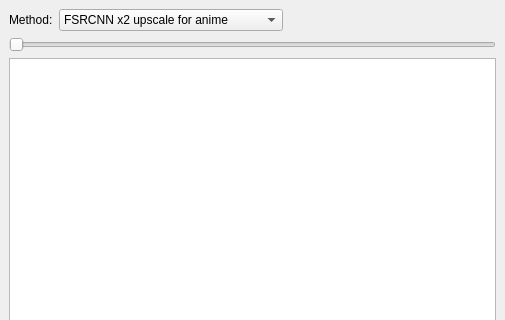
Above: avidemux_plugins/ADM_videoFilters6/aiEnhance/qt4/aiEnhance.ui from mean00/avidemux2 before the change; both pictures show x 0 to 505 and y 0 to 320 of the 505 by 475 pixel window. Below: the same form after it.
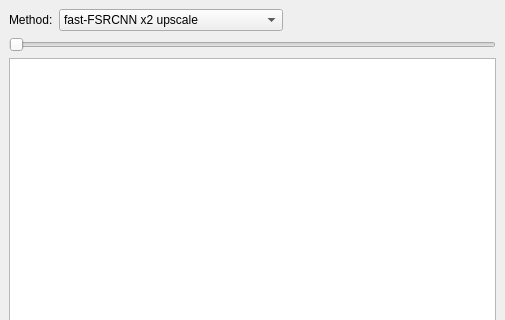
That is the form after the change. Custom widgets are drawn as their Qt base class.

Commit message: [aiEnhance] add fastFSRCNN x2 algorithm; make it default

What changed in the file:
```diff
--- a/avidemux_plugins/ADM_videoFilters6/aiEnhance/qt4/aiEnhance.ui
+++ b/avidemux_plugins/ADM_videoFilters6/aiEnhance/qt4/aiEnhance.ui
@@ -40,6 +40,11 @@
      </item>
      <item>
       <widget class="QComboBox" name="comboBoxAlgo">
+       <item>
+        <property name="text">
+         <string>fast-FSRCNN x2 upscale</string>
+        </property>
+       </item>
        <item>
         <property name="text">
          <string>FSRCNN x2 upscale for anime</string>
```
The commit also changes 7 other files.
